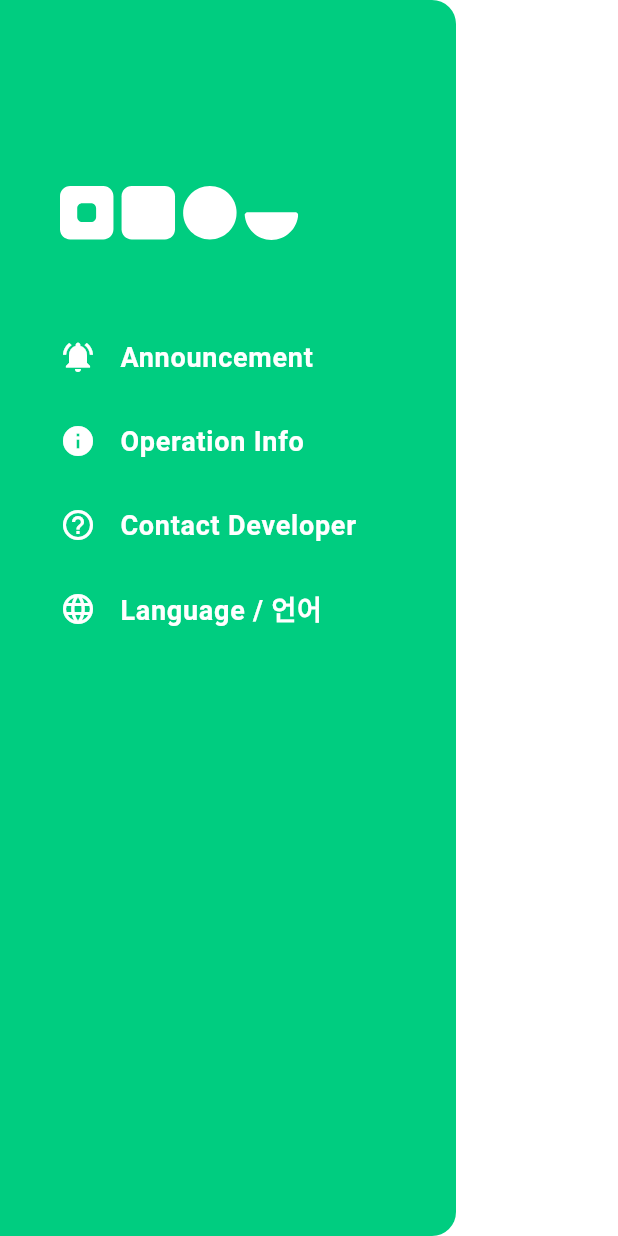
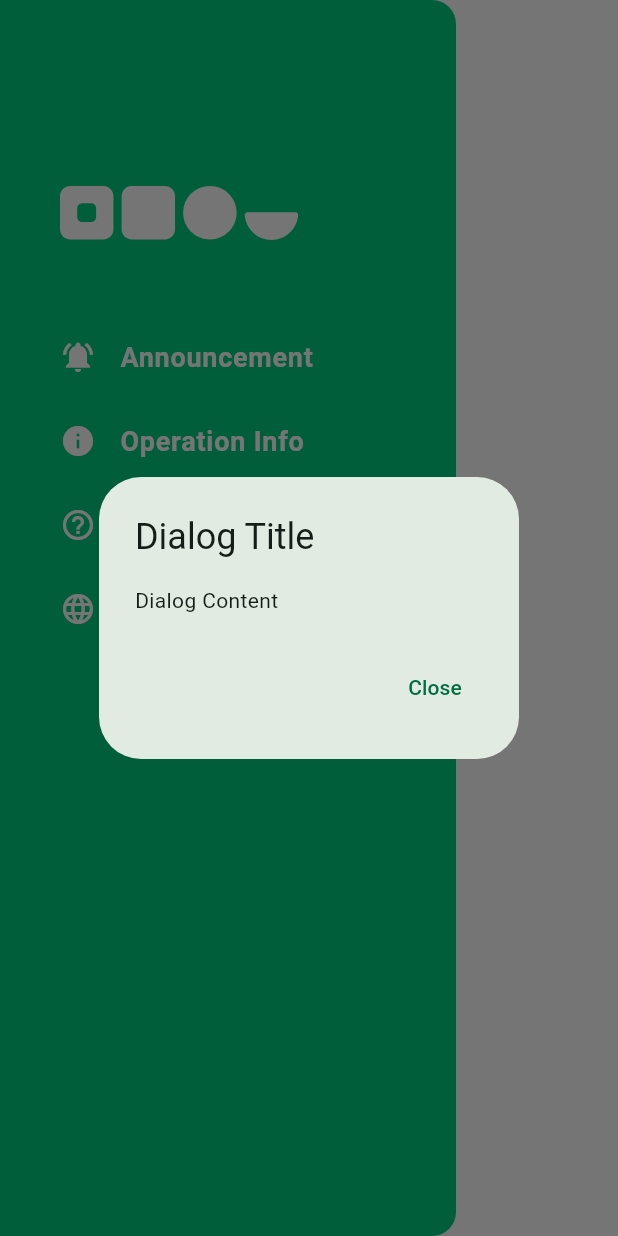
Before and after one commit to HeXA-UNIST/meal_client, a Flutter app: the _HomePageDrawer widget shown alone on an empty page, opened directly, after a tap on "Announcement", on a phone screen of 412 x 824 dp. Run offline on Flutter 3.47's test engine with Material 3 defaults, Android fonts, the phone set to English and light mode, and no system bars; our stand-ins replace flutter_svg; network calls fail; Roboto replaces fonts that are missing (Pretendard); project files that could hold a hidden picture were left out.

Commit message:
pop up demo

```diff
--- a/lib/pages/home.dart
+++ b/lib/pages/home.dart
@@ -9,12 +9,12 @@ import '../data.dart';
 import '../i18n.dart';
 import '../string.dart' as string;
 
-class DrawerItem extends StatelessWidget {
+class _DrawerItem extends StatelessWidget {
   final IconData icon;
   final String title;
   final VoidCallback onTap;
 
-  const DrawerItem({
+  const _DrawerItem({
     super.key,
     required this.icon,
     required this.title,
@@ -62,22 +62,45 @@ class _HomePageDrawer extends StatelessWidget {
             margin: EdgeInsets.only(bottom: 50, left: 40),
             child: SvgPicture.asset('assets/imgs/bapu_logo.svg', height: 36),
           ),
-          DrawerItem(
+          _DrawerItem(
             icon: Icons.notifications_active,
             title: string.notification.getLocalizedString(language),
-            onTap: () {},
+            onTap: () {
+              showDialog(
+                context: context,
+                barrierDismissible: false,
+                builder: (BuildContext context) {
+                  return AlertDialog(
+                    title: Text("Dialog Title"),
+                    content: SingleChildScrollView(
+                      child: ListBody(
+                        children: [
+                          Text("Dialog Content"),
+                        ],
+                      ),
+                    ),
+                    actions: [
+                      TextButton(
+                        child: Text("Close"),
+                        onPressed: () => Navigator.of(context).pop(),
+                      ),
+                    ],
+                  );
+                },
+              );
+            },
           ),
-          DrawerItem(
+          _DrawerItem(
             icon: Icons.info,
             title: string.operationinfo.getLocalizedString(language),
             onTap: () {},
           ),
-          DrawerItem(
+          _DrawerItem(
             icon: Icons.help_outline_outlined,
             title: string.contactdeveloper.getLocalizedString(language),
             onTap: () {},
           ),
-          DrawerItem(
+          _DrawerItem(
             icon: Icons.language,
             title: string.language.getLocalizedString(language),
             onTap: () {},
```
